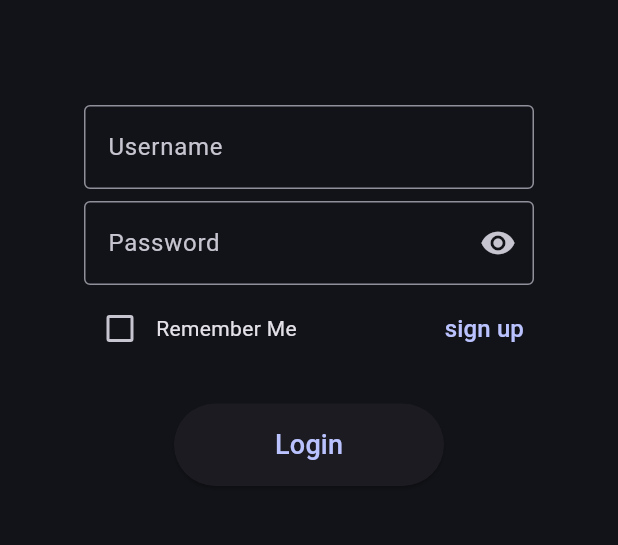
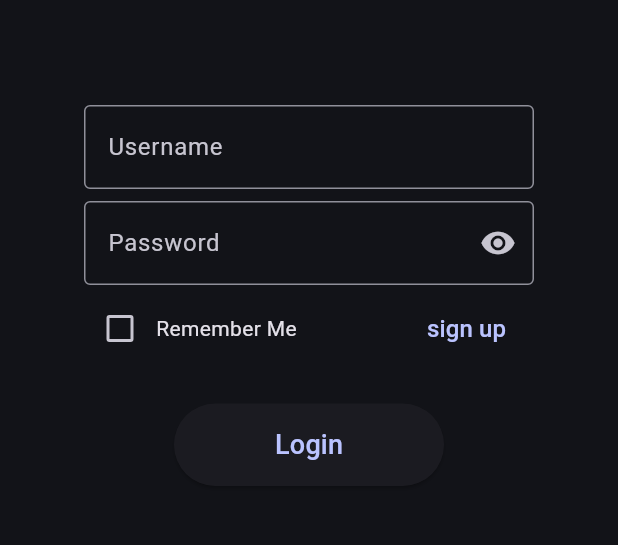
Before and after one commit to SynapseNets/SynapseChat, a Flutter app: the screen it shows after launch, after a tap on "English", after a tap on the "arrow drop up" icon, after a tap on "Continue", on a phone screen of 412 x 824 dp, the part 600-1145 px from its top. Run offline on Flutter 3.47's test engine with Material 3 defaults, Android fonts, the phone set to English and light mode, and no system bars.

Commit message:
fixed signup button out of bound

```diff
--- a/client/lib/loginpage.dart
+++ b/client/lib/loginpage.dart
@@ -86,8 +86,11 @@ class _LoginPageState extends State<LoginPage> {
               const SizedBox(height: 5.0),
               SizedBox(
                 width: 300.0,
-                child: Row(
-                  mainAxisAlignment: MainAxisAlignment.start,
+                child:
+                Row(
+                  mainAxisAlignment: MainAxisAlignment.spaceBetween,
+                  children: [
+                    Row(
                       children: [
                         Checkbox(
                           value: _isChecked,
@@ -98,7 +101,8 @@ class _LoginPageState extends State<LoginPage> {
                       },
                     ),
                       const Text('Remember Me',),
-                    const SizedBox(width: 80,),
+                    ],
+                    ),
                     SizedBox(
                       width: 90.0,
                       height: 45.0,
```
Also changed, not shown: 1 other file. Lines whose indentation alone changed are shown as unchanged.
